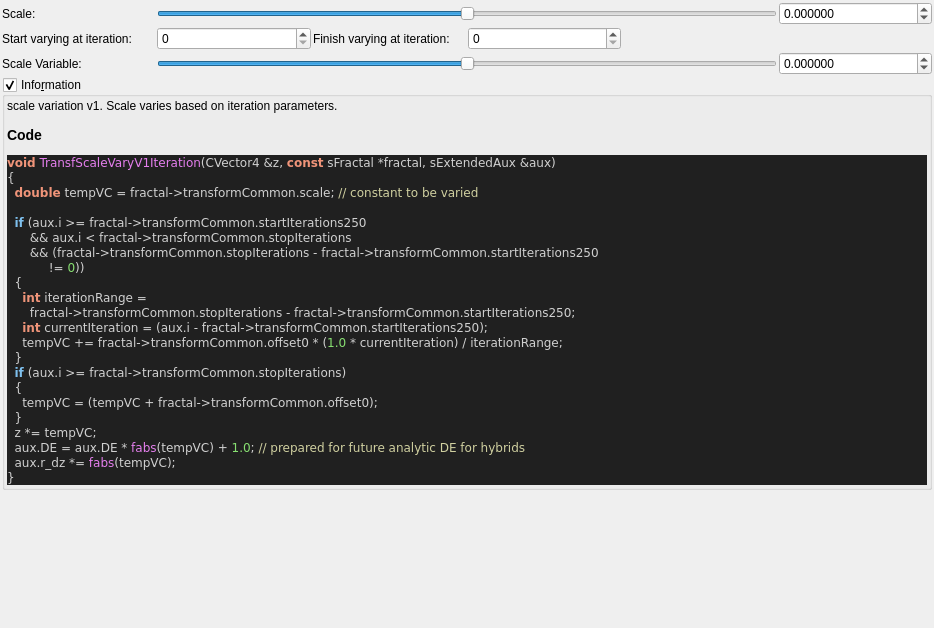
Above: mandelbulber2/formula/ui/fractal_transf_scale_vary_v1.ui from buddhi1980/mandelbulber2 before the change. Below: the same form after it.
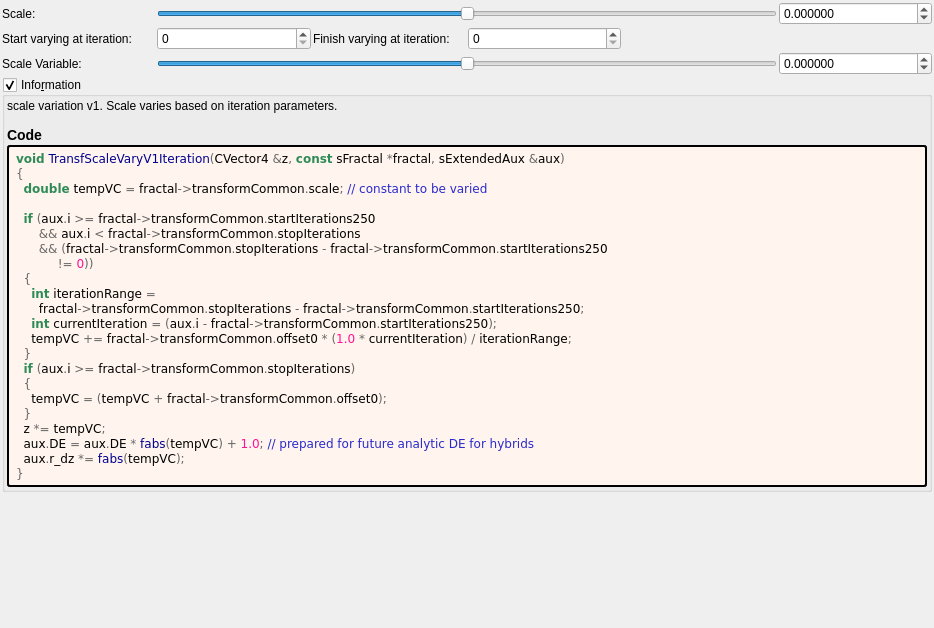
That is the form after the change. Custom widgets are drawn as their Qt base class.

```diff
--- a/mandelbulber2/formula/ui/fractal_transf_scale_vary_v1.ui
+++ b/mandelbulber2/formula/ui/fractal_transf_scale_vary_v1.ui
@@ -234,34 +234,49 @@
        <number>2</number>
       </property>
       <item>
-       <widget class="QLabel" name="label_code_content">
+	   <widget class="QLabel" name="label_information_general">
         <property name="text">
          <string notr="true">&lt;p&gt;scale variation v1. Scale varies based on iteration parameters.&lt;/p&gt;&lt;table&gt;
 &lt;/table&gt;
-&lt;h3&gt;Code&lt;/h3&gt;
-&lt;body style=&quot;background-color:#202020&quot;&gt;
-&lt;pre style=&quot;color:#d0d0d0; background-color:#202020;  font-family:'Courier New',monospace;&quot;&gt;&lt;span style=&quot;color:#f09479; font-weight:bold&quot;&gt;void&lt;/span&gt; &lt;span style=&quot;color:#e47eed&quot;&gt;TransfScaleVaryV1Iteration&lt;/span&gt;&lt;span style=&quot;color:#d0d0d0&quot;&gt;(&lt;/span&gt;CVector4 &lt;span style=&quot;color:#d0d0d0&quot;&gt;&amp;amp;&lt;/span&gt;z&lt;span style=&quot;color:#d0d0d0&quot;&gt;,&lt;/span&gt; &lt;span style=&quot;color:#f09479; font-weight:bold&quot;&gt;const&lt;/span&gt; sFractal &lt;span style=&quot;color:#d0d0d0&quot;&gt;*&lt;/span&gt;fractal&lt;span style=&quot;color:#d0d0d0&quot;&gt;,&lt;/span&gt; sExtendedAux &lt;span style=&quot;color:#d0d0d0&quot;&gt;&amp;amp;&lt;/span&gt;aux&lt;span style=&quot;color:#d0d0d0&quot;&gt;)&lt;/span&gt;
-&lt;span style=&quot;color:#d0d0d0&quot;&gt;{&lt;/span&gt;
-  &lt;span style=&quot;color:#f09479; font-weight:bold&quot;&gt;double&lt;/span&gt; tempVC &lt;span style=&quot;color:#d0d0d0&quot;&gt;=&lt;/span&gt; fractal&lt;span style=&quot;color:#d0d0d0&quot;&gt;-&amp;gt;&lt;/span&gt;transformCommon&lt;span style=&quot;color:#d0d0d0&quot;&gt;.&lt;/span&gt;scale&lt;span style=&quot;color:#d0d0d0&quot;&gt;;&lt;/span&gt; &lt;span style=&quot;color:#d0d0a0&quot;&gt;// constant to be varied&lt;/span&gt;
+&lt;h3&gt;Code&lt;/h3&gt;</string>
+		</property>
+		<property name="wordWrap">
+		 <bool>true</bool>
+		</property>
+		<property name="openExternalLinks">
+		 <bool>true</bool>
+		</property>
+		<property name="textInteractionFlags">
+		 <set>Qt::LinksAccessibleByMouse|Qt::TextSelectableByMouse</set>
+		</property>
+		</widget>
+	   </item>
+	   <item>
+	    <widget class="QLabel" name="label_code_content">
+		 <property name="text">
+		  <string notr="true">&lt;body style=&quot;background-color:#fff5ee&quot;&gt;
+&lt;pre style=&quot;color:#000000; background-color:#fff5ee;  font-family:'Courier New',monospace;&quot;&gt;&lt;span style=&quot;color:#2e8b57; font-weight:bold&quot;&gt;void&lt;/span&gt; &lt;span style=&quot;color:#00008f&quot;&gt;TransfScaleVaryV1Iteration&lt;/span&gt;&lt;span style=&quot;color:#676767&quot;&gt;(&lt;/span&gt;CVector4 &lt;span style=&quot;color:#676767&quot;&gt;&amp;amp;&lt;/span&gt;z&lt;span style=&quot;color:#676767&quot;&gt;,&lt;/span&gt; &lt;span style=&quot;color:#2e8b57; font-weight:bold&quot;&gt;const&lt;/span&gt; sFractal &lt;span style=&quot;color:#676767&quot;&gt;*&lt;/span&gt;fractal&lt;span style=&quot;color:#676767&quot;&gt;,&lt;/span&gt; sExtendedAux &lt;span style=&quot;color:#676767&quot;&gt;&amp;amp;&lt;/span&gt;aux&lt;span style=&quot;color:#676767&quot;&gt;)&lt;/span&gt;
+&lt;span style=&quot;color:#676767&quot;&gt;{&lt;/span&gt;
+  &lt;span style=&quot;color:#2e8b57; font-weight:bold&quot;&gt;double&lt;/span&gt; tempVC &lt;span style=&quot;color:#676767&quot;&gt;=&lt;/span&gt; fractal&lt;span style=&quot;color:#676767&quot;&gt;-&amp;gt;&lt;/span&gt;transformCommon&lt;span style=&quot;color:#676767&quot;&gt;.&lt;/span&gt;scale&lt;span style=&quot;color:#676767&quot;&gt;;&lt;/span&gt; &lt;span style=&quot;color:#2929cc&quot;&gt;// constant to be varied&lt;/span&gt;
 
-  &lt;span style=&quot;color:#7ec0ee; font-weight:bold&quot;&gt;if&lt;/span&gt; &lt;span style=&quot;color:#d0d0d0&quot;&gt;(&lt;/span&gt;aux&lt;span style=&quot;color:#d0d0d0&quot;&gt;.&lt;/span&gt;i &lt;span style=&quot;color:#d0d0d0&quot;&gt;&amp;gt;=&lt;/span&gt; fractal&lt;span style=&quot;color:#d0d0d0&quot;&gt;-&amp;gt;&lt;/span&gt;transformCommon&lt;span style=&quot;color:#d0d0d0&quot;&gt;.&lt;/span&gt;startIterations250
-      &lt;span style=&quot;color:#d0d0d0&quot;&gt;&amp;amp;&amp;amp;&lt;/span&gt; aux&lt;span style=&quot;color:#d0d0d0&quot;&gt;.&lt;/span&gt;i &lt;span style=&quot;color:#d0d0d0&quot;&gt;&amp;lt;&lt;/span&gt; fractal&lt;span style=&quot;color:#d0d0d0&quot;&gt;-&amp;gt;&lt;/span&gt;transformCommon&lt;span style=&quot;color:#d0d0d0&quot;&gt;.&lt;/span&gt;stopIterations
-      &lt;span style=&quot;color:#d0d0d0&quot;&gt;&amp;amp;&amp;amp; (&lt;/span&gt;fractal&lt;span style=&quot;color:#d0d0d0&quot;&gt;-&amp;gt;&lt;/span&gt;transformCommon&lt;span style=&quot;color:#d0d0d0&quot;&gt;.&lt;/span&gt;stopIterations &lt;span style=&quot;color:#d0d0d0&quot;&gt;-&lt;/span&gt; fractal&lt;span style=&quot;color:#d0d0d0&quot;&gt;-&amp;gt;&lt;/span&gt;transformCommon&lt;span style=&quot;color:#d0d0d0&quot;&gt;.&lt;/span&gt;startIterations250
-           &lt;span style=&quot;color:#d0d0d0&quot;&gt;!=&lt;/span&gt; &lt;span style=&quot;color:#87df71&quot;&gt;0&lt;/span&gt;&lt;span style=&quot;color:#d0d0d0&quot;&gt;))&lt;/span&gt;
-  &lt;span style=&quot;color:#d0d0d0&quot;&gt;{&lt;/span&gt;
-    &lt;span style=&quot;color:#f09479; font-weight:bold&quot;&gt;int&lt;/span&gt; iterationRange &lt;span style=&quot;color:#d0d0d0&quot;&gt;=&lt;/span&gt;
-      fractal&lt;span style=&quot;color:#d0d0d0&quot;&gt;-&amp;gt;&lt;/span&gt;transformCommon&lt;span style=&quot;color:#d0d0d0&quot;&gt;.&lt;/span&gt;stopIterations &lt;span style=&quot;color:#d0d0d0&quot;&gt;-&lt;/span&gt; fractal&lt;span style=&quot;color:#d0d0d0&quot;&gt;-&amp;gt;&lt;/span&gt;transformCommon&lt;span style=&quot;color:#d0d0d0&quot;&gt;.&lt;/span&gt;startIterations250&lt;span style=&quot;color:#d0d0d0&quot;&gt;;&lt;/span&gt;
-    &lt;span style=&quot;color:#f09479; font-weight:bold&quot;&gt;int&lt;/span&gt; currentIteration &lt;span style=&quot;color:#d0d0d0&quot;&gt;= (&lt;/span&gt;aux&lt;span style=&quot;color:#d0d0d0&quot;&gt;.&lt;/span&gt;i &lt;span style=&quot;color:#d0d0d0&quot;&gt;-&lt;/span&gt; fractal&lt;span style=&quot;color:#d0d0d0&quot;&gt;-&amp;gt;&lt;/span&gt;transformCommon&lt;span style=&quot;color:#d0d0d0&quot;&gt;.&lt;/span&gt;startIterations250&lt;span style=&quot;color:#d0d0d0&quot;&gt;);&lt;/span&gt;
-    tempVC &lt;span style=&quot;color:#d0d0d0&quot;&gt;+=&lt;/span&gt; fractal&lt;span style=&quot;color:#d0d0d0&quot;&gt;-&amp;gt;&lt;/span&gt;transformCommon&lt;span style=&quot;color:#d0d0d0&quot;&gt;.&lt;/span&gt;offset0 &lt;span style=&quot;color:#d0d0d0&quot;&gt;* (&lt;/span&gt;&lt;span style=&quot;color:#87df71&quot;&gt;1.0&lt;/span&gt; &lt;span style=&quot;color:#d0d0d0&quot;&gt;*&lt;/span&gt; currentIteration&lt;span style=&quot;color:#d0d0d0&quot;&gt;) /&lt;/span&gt; iterationRange&lt;span style=&quot;color:#d0d0d0&quot;&gt;;&lt;/span&gt;
-  &lt;span style=&quot;color:#d0d0d0&quot;&gt;}&lt;/span&gt;
-  &lt;span style=&quot;color:#7ec0ee; font-weight:bold&quot;&gt;if&lt;/span&gt; &lt;span style=&quot;color:#d0d0d0&quot;&gt;(&lt;/span&gt;aux&lt;span style=&quot;color:#d0d0d0&quot;&gt;.&lt;/span&gt;i &lt;span style=&quot;color:#d0d0d0&quot;&gt;&amp;gt;=&lt;/span&gt; fractal&lt;span style=&quot;color:#d0d0d0&quot;&gt;-&amp;gt;&lt;/span&gt;transformCommon&lt;span style=&quot;color:#d0d0d0&quot;&gt;.&lt;/span&gt;stopIterations&lt;span style=&quot;color:#d0d0d0&quot;&gt;)&lt;/span&gt;
-  &lt;span style=&quot;color:#d0d0d0&quot;&gt;{&lt;/span&gt;
-    tempVC &lt;span style=&quot;color:#d0d0d0&quot;&gt;= (&lt;/span&gt;tempVC &lt;span style=&quot;color:#d0d0d0&quot;&gt;+&lt;/span&gt; fractal&lt;span style=&quot;color:#d0d0d0&quot;&gt;-&amp;gt;&lt;/span&gt;transformCommon&lt;span style=&quot;color:#d0d0d0&quot;&gt;.&lt;/span&gt;offset0&lt;span style=&quot;color:#d0d0d0&quot;&gt;);&lt;/span&gt;
-  &lt;span style=&quot;color:#d0d0d0&quot;&gt;}&lt;/span&gt;
-  z &lt;span style=&quot;color:#d0d0d0&quot;&gt;*=&lt;/span&gt; tempVC&lt;span style=&quot;color:#d0d0d0&quot;&gt;;&lt;/span&gt;
-  aux&lt;span style=&quot;color:#d0d0d0&quot;&gt;.&lt;/span&gt;DE &lt;span style=&quot;color:#d0d0d0&quot;&gt;=&lt;/span&gt; aux&lt;span style=&quot;color:#d0d0d0&quot;&gt;.&lt;/span&gt;DE &lt;span style=&quot;color:#d0d0d0&quot;&gt;*&lt;/span&gt; &lt;span style=&quot;color:#e47eed&quot;&gt;fabs&lt;/span&gt;&lt;span style=&quot;color:#d0d0d0&quot;&gt;(&lt;/span&gt;tempVC&lt;span style=&quot;color:#d0d0d0&quot;&gt;) +&lt;/span&gt; &lt;span style=&quot;color:#87df71&quot;&gt;1.0&lt;/span&gt;&lt;span style=&quot;color:#d0d0d0&quot;&gt;;&lt;/span&gt; &lt;span style=&quot;color:#d0d0a0&quot;&gt;// prepared for future analytic DE for hybrids&lt;/span&gt;
-  aux&lt;span style=&quot;color:#d0d0d0&quot;&gt;.&lt;/span&gt;r_dz &lt;span style=&quot;color:#d0d0d0&quot;&gt;*=&lt;/span&gt; &lt;span style=&quot;color:#e47eed&quot;&gt;fabs&lt;/span&gt;&lt;span style=&quot;color:#d0d0d0&quot;&gt;(&lt;/span&gt;tempVC&lt;span style=&quot;color:#d0d0d0&quot;&gt;);&lt;/span&gt;
-&lt;span style=&quot;color:#d0d0d0&quot;&gt;}&lt;/span&gt;
+  &lt;span style=&quot;color:#2e8b57; font-weight:bold&quot;&gt;if&lt;/span&gt; &lt;span style=&quot;color:#676767&quot;&gt;(&lt;/span&gt;aux&lt;span style=&quot;color:#676767&quot;&gt;.&lt;/span&gt;i &lt;span style=&quot;color:#676767&quot;&gt;&amp;gt;=&lt;/span&gt; fractal&lt;span style=&quot;color:#676767&quot;&gt;-&amp;gt;&lt;/span&gt;transformCommon&lt;span style=&quot;color:#676767&quot;&gt;.&lt;/span&gt;startIterations250
+      &lt;span style=&quot;color:#676767&quot;&gt;&amp;amp;&amp;amp;&lt;/span&gt; aux&lt;span style=&quot;color:#676767&quot;&gt;.&lt;/span&gt;i &lt;span style=&quot;color:#676767&quot;&gt;&amp;lt;&lt;/span&gt; fractal&lt;span style=&quot;color:#676767&quot;&gt;-&amp;gt;&lt;/span&gt;transformCommon&lt;span style=&quot;color:#676767&quot;&gt;.&lt;/span&gt;stopIterations
+      &lt;span style=&quot;color:#676767&quot;&gt;&amp;amp;&amp;amp; (&lt;/span&gt;fractal&lt;span style=&quot;color:#676767&quot;&gt;-&amp;gt;&lt;/span&gt;transformCommon&lt;span style=&quot;color:#676767&quot;&gt;.&lt;/span&gt;stopIterations &lt;span style=&quot;color:#676767&quot;&gt;-&lt;/span&gt; fractal&lt;span style=&quot;color:#676767&quot;&gt;-&amp;gt;&lt;/span&gt;transformCommon&lt;span style=&quot;color:#676767&quot;&gt;.&lt;/span&gt;startIterations250
+           &lt;span style=&quot;color:#676767&quot;&gt;!=&lt;/span&gt; &lt;span style=&quot;color:#ff1493&quot;&gt;0&lt;/span&gt;&lt;span style=&quot;color:#676767&quot;&gt;))&lt;/span&gt;
+  &lt;span style=&quot;color:#676767&quot;&gt;{&lt;/span&gt;
+    &lt;span style=&quot;color:#2e8b57; font-weight:bold&quot;&gt;int&lt;/span&gt; iterationRange &lt;span style=&quot;color:#676767&quot;&gt;=&lt;/span&gt;
+      fractal&lt;span style=&quot;color:#676767&quot;&gt;-&amp;gt;&lt;/span&gt;transformCommon&lt;span style=&quot;color:#676767&quot;&gt;.&lt;/span&gt;stopIterations &lt;span style=&quot;color:#676767&quot;&gt;-&lt;/span&gt; fractal&lt;span style=&quot;color:#676767&quot;&gt;-&amp;gt;&lt;/span&gt;transformCommon&lt;span style=&quot;color:#676767&quot;&gt;.&lt;/span&gt;startIterations250&lt;span style=&quot;color:#676767&quot;&gt;;&lt;/span&gt;
+    &lt;span style=&quot;color:#2e8b57; font-weight:bold&quot;&gt;int&lt;/span&gt; currentIteration &lt;span style=&quot;color:#676767&quot;&gt;= (&lt;/span&gt;aux&lt;span style=&quot;color:#676767&quot;&gt;.&lt;/span&gt;i &lt;span style=&quot;color:#676767&quot;&gt;-&lt;/span&gt; fractal&lt;span style=&quot;color:#676767&quot;&gt;-&amp;gt;&lt;/span&gt;transformCommon&lt;span style=&quot;color:#676767&quot;&gt;.&lt;/span&gt;startIterations250&lt;span style=&quot;color:#676767&quot;&gt;);&lt;/span&gt;
+    tempVC &lt;span style=&quot;color:#676767&quot;&gt;+=&lt;/span&gt; fractal&lt;span style=&quot;color:#676767&quot;&gt;-&amp;gt;&lt;/span&gt;transformCommon&lt;span style=&quot;color:#676767&quot;&gt;.&lt;/span&gt;offset0 &lt;span style=&quot;color:#676767&quot;&gt;* (&lt;/span&gt;&lt;span style=&quot;color:#ff1493&quot;&gt;1.0&lt;/span&gt; &lt;span style=&quot;color:#676767&quot;&gt;*&lt;/span&gt; currentIteration&lt;span style=&quot;color:#676767&quot;&gt;) /&lt;/span&gt; iterationRange&lt;span style=&quot;color:#676767&quot;&gt;;&lt;/span&gt;
+  &lt;span style=&quot;color:#676767&quot;&gt;}&lt;/span&gt;
+  &lt;span style=&quot;color:#2e8b57; font-weight:bold&quot;&gt;if&lt;/span&gt; &lt;span style=&quot;color:#676767&quot;&gt;(&lt;/span&gt;aux&lt;span style=&quot;color:#676767&quot;&gt;.&lt;/span&gt;i &lt;span style=&quot;color:#676767&quot;&gt;&amp;gt;=&lt;/span&gt; fractal&lt;span style=&quot;color:#676767&quot;&gt;-&amp;gt;&lt;/span&gt;transformCommon&lt;span style=&quot;color:#676767&quot;&gt;.&lt;/span&gt;stopIterations&lt;span style=&quot;color:#676767&quot;&gt;)&lt;/span&gt;
+  &lt;span style=&quot;color:#676767&quot;&gt;{&lt;/span&gt;
+    tempVC &lt;span style=&quot;color:#676767&quot;&gt;= (&lt;/span&gt;tempVC &lt;span style=&quot;color:#676767&quot;&gt;+&lt;/span&gt; fractal&lt;span style=&quot;color:#676767&quot;&gt;-&amp;gt;&lt;/span&gt;transformCommon&lt;span style=&quot;color:#676767&quot;&gt;.&lt;/span&gt;offset0&lt;span style=&quot;color:#676767&quot;&gt;);&lt;/span&gt;
+  &lt;span style=&quot;color:#676767&quot;&gt;}&lt;/span&gt;
+  z &lt;span style=&quot;color:#676767&quot;&gt;*=&lt;/span&gt; tempVC&lt;span style=&quot;color:#676767&quot;&gt;;&lt;/span&gt;
+  aux&lt;span style=&quot;color:#676767&quot;&gt;.&lt;/span&gt;DE &lt;span style=&quot;color:#676767&quot;&gt;=&lt;/span&gt; aux&lt;span style=&quot;color:#676767&quot;&gt;.&lt;/span&gt;DE &lt;span style=&quot;color:#676767&quot;&gt;*&lt;/span&gt; &lt;span style=&quot;color:#00008f&quot;&gt;fabs&lt;/span&gt;&lt;span style=&quot;color:#676767&quot;&gt;(&lt;/span&gt;tempVC&lt;span style=&quot;color:#676767&quot;&gt;) +&lt;/span&gt; &lt;span style=&quot;color:#ff1493&quot;&gt;1.0&lt;/span&gt;&lt;span style=&quot;color:#676767&quot;&gt;;&lt;/span&gt; &lt;span style=&quot;color:#2929cc&quot;&gt;// prepared for future analytic DE for hybrids&lt;/span&gt;
+  aux&lt;span style=&quot;color:#676767&quot;&gt;.&lt;/span&gt;r_dz &lt;span style=&quot;color:#676767&quot;&gt;*=&lt;/span&gt; &lt;span style=&quot;color:#00008f&quot;&gt;fabs&lt;/span&gt;&lt;span style=&quot;color:#676767&quot;&gt;(&lt;/span&gt;tempVC&lt;span style=&quot;color:#676767&quot;&gt;);&lt;/span&gt;
+&lt;span style=&quot;color:#676767&quot;&gt;}&lt;/span&gt;
 &lt;/pre&gt;
 &lt;/body&gt;</string>
         </property>
@@ -274,6 +289,9 @@
         <property name="textInteractionFlags">
          <set>Qt::LinksAccessibleByMouse|Qt::TextSelectableByMouse</set>
         </property>
+		 <property name="styleSheet">
+		  <string notr="true">border-style: outset; border-width: 2px; border-radius: 3px; border-color: black; background-color: #fff5ee; padding: 4px;</string>
+		  </property>
        </widget>
       </item>
      </layout>
```
Lines whose indentation alone changed are shown as unchanged.
